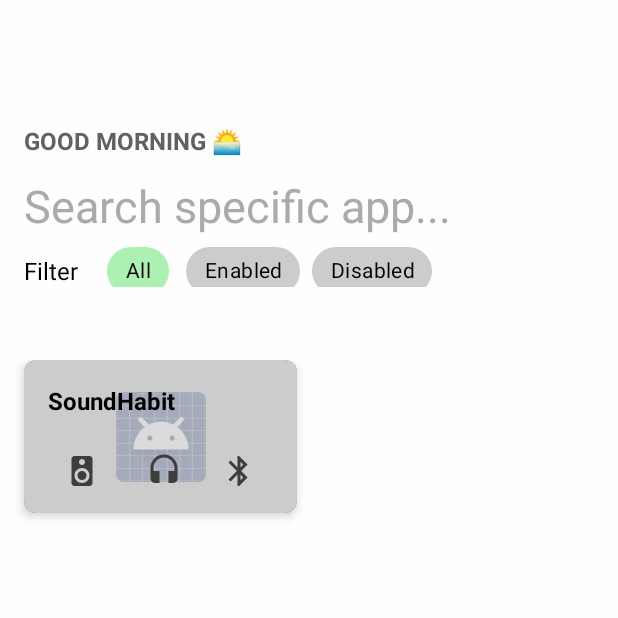
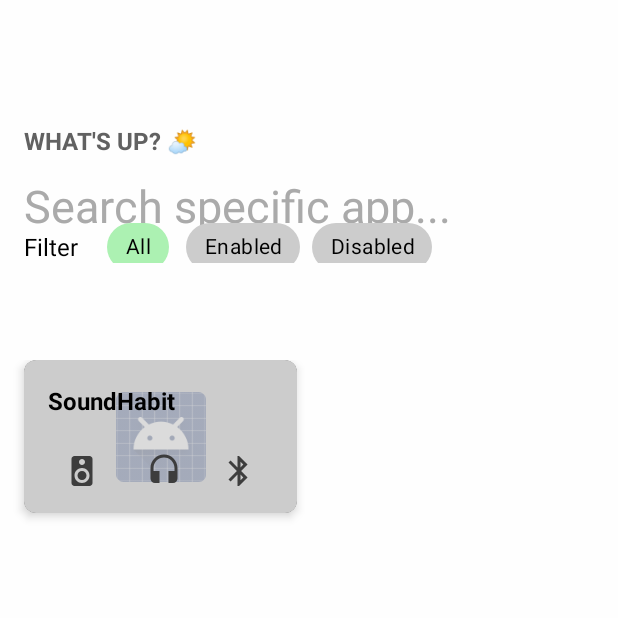
Before and after one commit to tcdat96/SoundHabit, an Android app: the screen it shows after launch (MainActivity), on a phone screen of 412 x 824 dp, the top half of it. Run offline under Robolectric (Android 15) with nearby library versions, the phone set to English and light mode, and no system bars.

Commit message:
generate random greeting

```diff
--- a/app/src/main/java/com/example/soundhabit/MainActivity.kt
+++ b/app/src/main/java/com/example/soundhabit/MainActivity.kt
@@ -6,6 +6,7 @@
 import android.provider.Settings
 import android.view.View
 import android.widget.EditText
+import android.widget.TextView
 import androidx.appcompat.app.AppCompatActivity
 import androidx.core.content.ContextCompat
 import androidx.core.view.children
@@ -17,6 +18,7 @@
 import com.example.soundhabit.ui.adapter.InstalledAppAdapter
 import com.example.soundhabit.ui.adapter.InstalledAppAdapter.FilterMode
 import com.example.soundhabit.utils.AppInfoUtil
+import com.example.soundhabit.utils.DataUtil
 import com.example.soundhabit.utils.ViewUtil.dpToPx
 import com.google.android.material.appbar.AppBarLayout
 import com.google.android.material.appbar.CollapsingToolbarLayout
@@ -61,6 +63,8 @@
     }
 
     private fun setUpToolbarTitle() {
+        findViewById<TextView>(R.id.tv_greeting).text = DataUtil.generateGreeting()
+
         val collapsingToolbarLayout = findViewById<CollapsingToolbarLayout>(R.id.collapsing_toolbar)
         val searchArea = collapsingToolbarLayout.children.iterator().next()
 
--- /dev/null
+++ b/app/src/main/java/com/example/soundhabit/utils/DataUtil.kt
@@ -0,0 +1,29 @@
+package com.example.soundhabit.utils
+
+import java.util.*
+
+object DataUtil {
+    private val morningGreetings = listOf("Good Morning", "Hello", "What's up?", "Howdy!", "G'day mate", "Hiya!", "Have a nice day")
+    private val afternoonGreetings = listOf("Good afternoon", "How are you doing?", "How's your day going?")
+    private val nightGreetings = listOf("Good evening", "How's your day?", "Good to see you", "How's it going?", "How's are things?", "How have you been?")
+
+    fun generateGreeting(): String {
+        val hour = Calendar.getInstance().get(Calendar.HOUR_OF_DAY)
+        val greeting = when (hour) {
+            in 5..11 -> morningGreetings
+            in 12..18 -> afternoonGreetings
+            in 0..4, in 19..23 -> nightGreetings
+            else -> listOf("How's it going?")
+        }.random()
+        val emoji = when (hour) {
+            in 5..8 -> listOf("\uD83C\uDF05", "\uD83C\uDF04", "\uD83C\uDF3B").random()
+            in 9..11 -> "\uD83C\uDF24️"
+            in 11..13 -> "☀️"
+            in 14..16 -> listOf("⛅", "\uD83C\uDF25️").random()
+            in 17..19 -> "\uD83C\uDF07"
+            in 20..23, in 0..4 -> listOf("\uD83C\uDF11", "\uD83C\uDF19", "\uD83C\uDF18", "\uD83C\uDF18", "☄️").random()
+            else -> ""
+        }
+        return "$greeting $emoji"
+    }
+}
--- a/app/src/main/res/layout/activity_main.xml
+++ b/app/src/main/res/layout/activity_main.xml
@@ -30,10 +30,10 @@
                 android:paddingRight="@dimen/spacing_large">
 
                 <TextView
-                    android:id="@+id/tv_welcome"
+                    android:id="@+id/tv_greeting"
                     android:layout_width="0dp"
                     android:layout_height="wrap_content"
-                    android:text="GOOD MORNING 🌅"
+                    android:textAllCaps="true"
                     android:textColor="#616161"
                     android:textSize="16sp"
                     android:textStyle="bold"
@@ -57,9 +57,9 @@
                     android:textColorHint="@android:color/darker_gray"
                     android:textSize="@dimen/text_size_search_box"
                     app:layout_constraintBottom_toBottomOf="@id/tv_filter"
-                    app:layout_constraintEnd_toEndOf="@id/tv_welcome"
-                    app:layout_constraintStart_toStartOf="@id/tv_welcome"
-                    app:layout_constraintTop_toBottomOf="@id/tv_welcome" />
+                    app:layout_constraintEnd_toEndOf="@id/tv_greeting"
+                    app:layout_constraintStart_toStartOf="@id/tv_greeting"
+                    app:layout_constraintTop_toBottomOf="@id/tv_greeting" />
 
                 <TextView
                     android:id="@+id/tv_filter"
@@ -80,6 +80,7 @@
                     android:layout_marginStart="@dimen/spacing_large"
                     android:layout_marginTop="@dimen/spacing_medium"
                     android:layout_marginEnd="@dimen/spacing_large"
+                    android:layout_marginBottom="@dimen/spacing_large"
                     app:layout_constraintBottom_toBottomOf="parent"
                     app:layout_constraintEnd_toEndOf="@id/et_search_box"
                     app:layout_constraintStart_toEndOf="@id/tv_filter"
```
